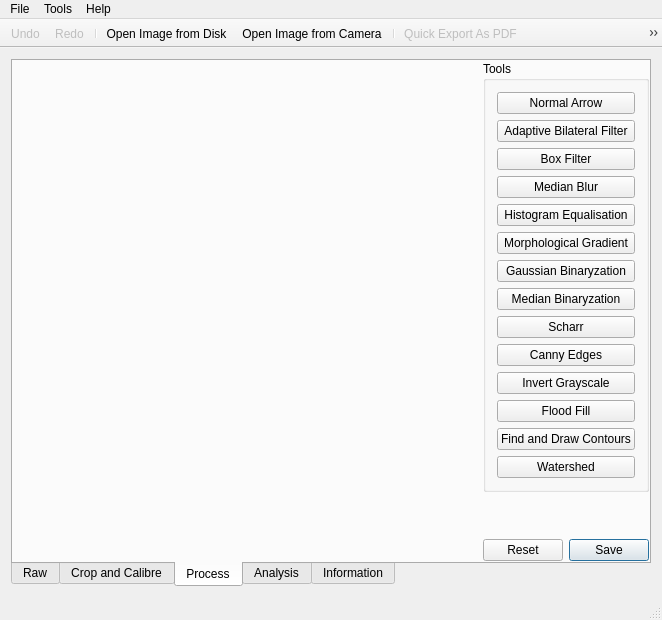
This is gui/mainwindow.ui in librehat/caiga as Qt 5 draws it before an edit. The edited form follows.
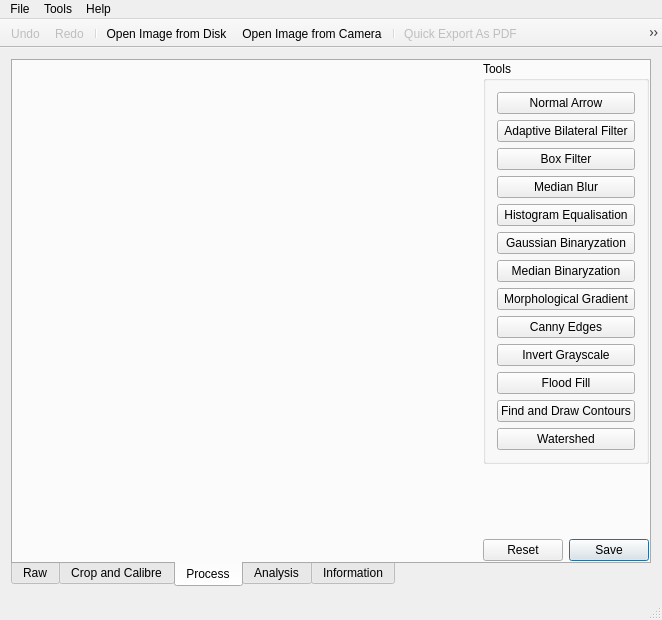
This is the edited form. The open tabs and pages were chosen to show the change. Icons and pictures are not drawn. Custom widgets are drawn as their Qt base class.

Commit message: remove useless scharr. fix parametersdialog issues. add total area to report.

The edit to the form file:
```diff
--- a/gui/mainwindow.ui
+++ b/gui/mainwindow.ui
@@ -283,13 +283,6 @@
              </property>
             </widget>
            </item>
-           <item>
-            <widget class="QPushButton" name="gradientButton">
-             <property name="text">
-              <string>Morphological Gradient</string>
-             </property>
-            </widget>
-           </item>
            <item>
             <widget class="QPushButton" name="gaussianBinaryzationButton">
              <property name="text">
@@ -305,9 +298,9 @@
             </widget>
            </item>
            <item>
-            <widget class="QPushButton" name="scharrButton">
+            <widget class="QPushButton" name="gradientButton">
              <property name="text">
-              <string>Scharr</string>
+              <string>Morphological Gradient</string>
              </property>
             </widget>
            </item>
```
Left out of the diff: 57 changed lines with no effect on the pictures. The commit also changes 13 other files.
